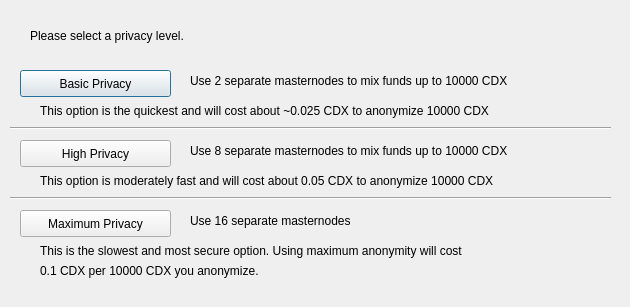
This is src/qt/forms/obfuscationconfig.ui in 22388o/CryptoDEX as Qt 5 draws it before an edit. The edited form follows.
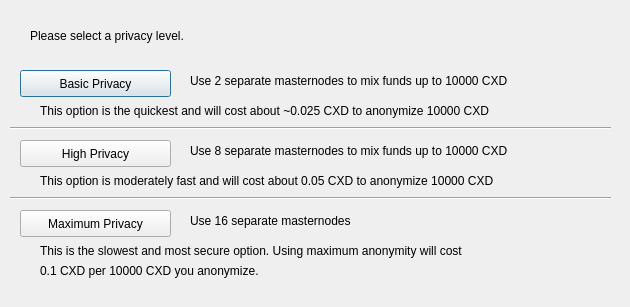
This is the edited form.

The edit to the form file:
```diff
--- a/src/qt/forms/obfuscationconfig.ui
+++ b/src/qt/forms/obfuscationconfig.ui
@@ -75,7 +75,7 @@
     </rect>
    </property>
    <property name="text">
-    <string>Use 2 separate masternodes to mix funds up to 10000 CDX</string>
+    <string>Use 2 separate masternodes to mix funds up to 10000 CXD</string>
    </property>
   </widget>
   <widget class="QLabel" name="label_3">
@@ -88,7 +88,7 @@
     </rect>
    </property>
    <property name="text">
-    <string>Use 8 separate masternodes to mix funds up to 10000 CDX</string>
+    <string>Use 8 separate masternodes to mix funds up to 10000 CXD</string>
    </property>
   </widget>
   <widget class="QLabel" name="label_4">
@@ -114,7 +114,7 @@
     </rect>
    </property>
    <property name="text">
-    <string>This option is the quickest and will cost about ~0.025 CDX to anonymize 10000 CDX</string>
+    <string>This option is the quickest and will cost about ~0.025 CXD to anonymize 10000 CXD</string>
    </property>
   </widget>
   <widget class="QLabel" name="label_7">
@@ -127,7 +127,7 @@
     </rect>
    </property>
    <property name="text">
-    <string>This option is moderately fast and will cost about 0.05 CDX to anonymize 10000 CDX</string>
+    <string>This option is moderately fast and will cost about 0.05 CXD to anonymize 10000 CXD</string>
    </property>
   </widget>
   <widget class="QLabel" name="label_8">
@@ -153,7 +153,7 @@
     </rect>
    </property>
    <property name="text">
-    <string>0.1 CDX per 10000 CDX you anonymize.</string>
+    <string>0.1 CXD per 10000 CXD you anonymize.</string>
    </property>
   </widget>
   <widget class="Line" name="line">
```
